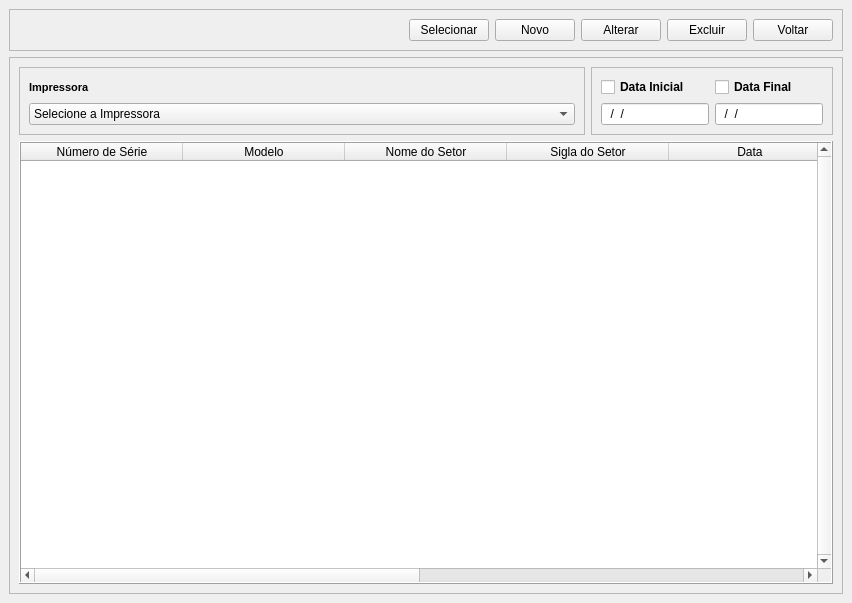
First picture: the form in View/Telas/CD_Manutencao.ui, repository Blastoles/ProjetoSCGI, before the edit.
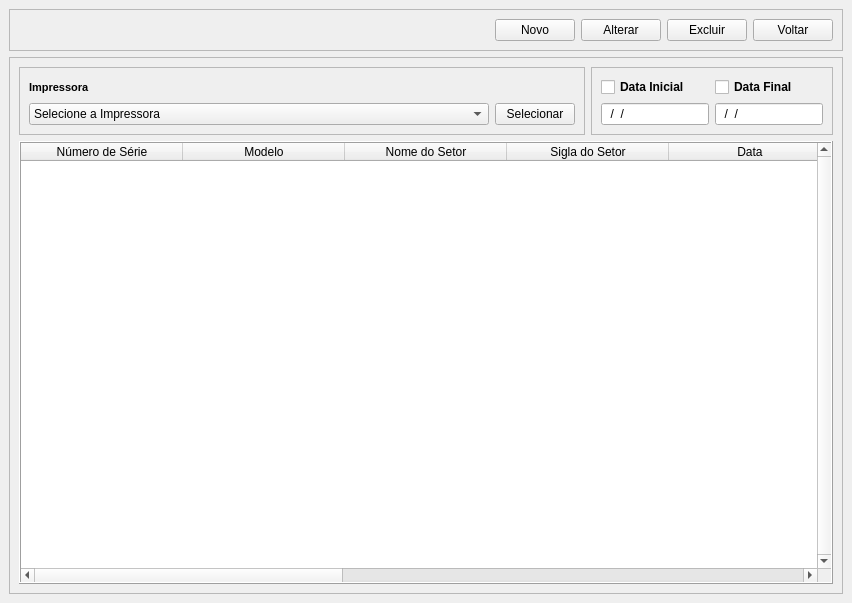
Second picture: the form after the edit. Icons and pictures are not drawn.

```diff
--- a/View/Telas/CD_Manutencao.ui
+++ b/View/Telas/CD_Manutencao.ui
@@ -37,19 +37,6 @@
          </property>
         </spacer>
        </item>
-       <item>
-        <widget class="QPushButton" name="BT_Selecionar">
-         <property name="sizePolicy">
-          <sizepolicy hsizetype="Maximum" vsizetype="Fixed">
-           <horstretch>0</horstretch>
-           <verstretch>0</verstretch>
-          </sizepolicy>
-         </property>
-         <property name="text">
-          <string>Selecionar</string>
-         </property>
-        </widget>
-       </item>
        <item>
         <widget class="QPushButton" name="BT_Criar">
          <property name="text">
@@ -120,8 +107,8 @@
          <property name="frameShadow">
           <enum>QFrame::Raised</enum>
          </property>
-         <layout class="QVBoxLayout" name="verticalLayout">
-          <item>
+         <layout class="QGridLayout" name="gridLayout_4">
+          <item row="0" column="0">
            <widget class="QLabel" name="TX_Impressora">
             <property name="sizePolicy">
              <sizepolicy hsizetype="Maximum" vsizetype="Preferred">
@@ -142,7 +129,7 @@
             </property>
            </widget>
           </item>
-          <item>
+          <item row="1" column="0" colspan="2">
            <widget class="QComboBox" name="CP_Impressora">
             <property name="sizePolicy">
              <sizepolicy hsizetype="Expanding" vsizetype="Fixed">
@@ -165,6 +152,19 @@
             </item>
            </widget>
           </item>
+          <item row="1" column="2">
+           <widget class="QPushButton" name="BT_Selecionar">
+            <property name="sizePolicy">
+             <sizepolicy hsizetype="Maximum" vsizetype="Fixed">
+              <horstretch>0</horstretch>
+              <verstretch>0</verstretch>
+             </sizepolicy>
+            </property>
+            <property name="text">
+             <string>Selecionar</string>
+            </property>
+           </widget>
+          </item>
          </layout>
         </widget>
        </item>
@@ -365,12 +365,22 @@
          </column>
          <column>
           <property name="text">
-           <string>New Column</string>
+           <string>Descrição</string>
           </property>
          </column>
          <column>
           <property name="text">
-           <string>Tempo Parada</string>
+           <string>Custo</string>
+          </property>
+         </column>
+         <column>
+          <property name="text">
+           <string>Voltou Funcionar</string>
+          </property>
+         </column>
+         <column>
+          <property name="text">
+           <string>Data da Volta</string>
           </property>
          </column>
         </widget>
```
